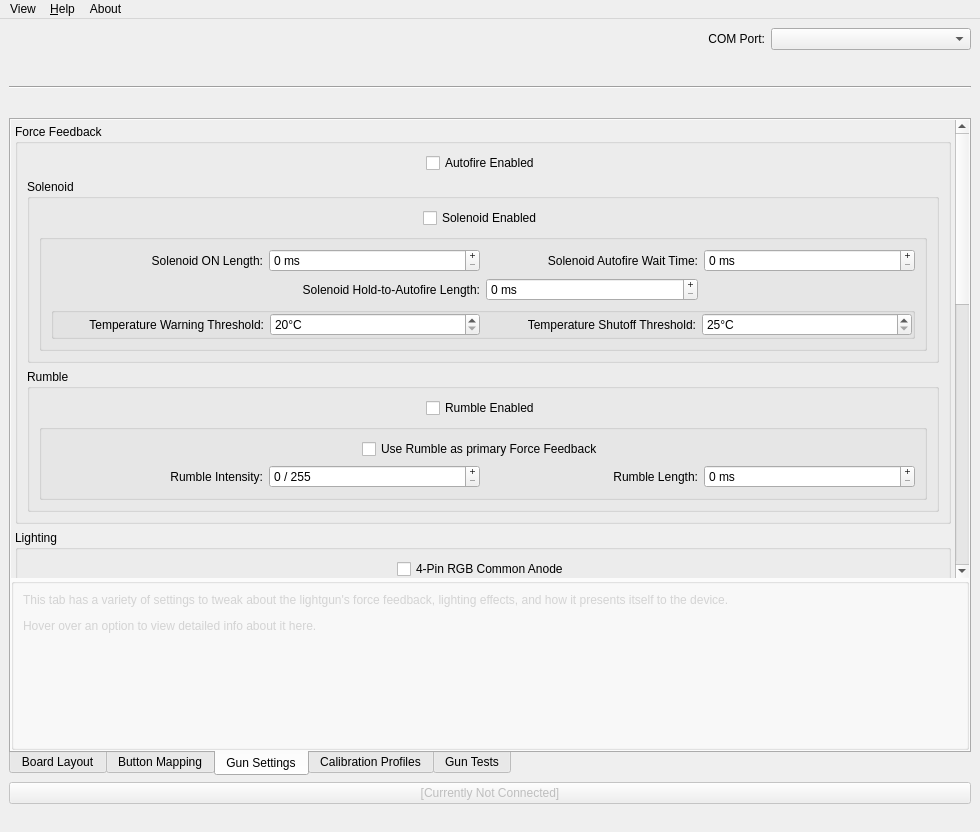
Old version of the form src/appmainwindow.ui in the repository TeamOpenFIRE/OpenFIRE-App.
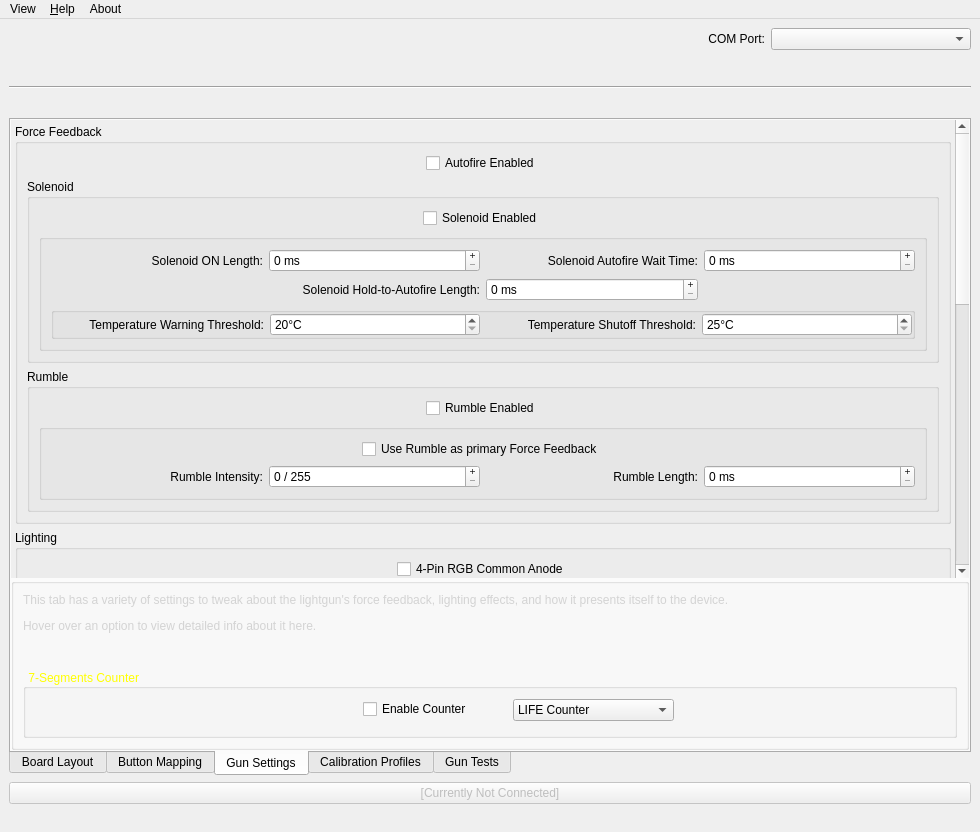
New version of the form. The open tabs and pages were chosen to show the change. Icons and pictures are not drawn.

Commit message: Added Counter section

What changed in the file:
```diff
--- a/src/appmainwindow.ui
+++ b/src/appmainwindow.ui
@@ -1840,6 +1840,51 @@
              </property>
             </widget>
            </item>
+           <item>
+            <widget class="QGroupBox" name="groupBox">
+             <property name="font">
+              <font>
+               <kerning>true</kerning>
+              </font>
+             </property>
+             <property name="title">
+              <string> 7-Segments Counter</string>
+             </property>
+             <widget class="QCheckBox" name="checkCounterEnable">
+              <property name="geometry">
+               <rect>
+                <x>340</x>
+                <y>30</y>
+                <width>111</width>
+                <height>20</height>
+               </rect>
+              </property>
+              <property name="text">
+               <string>Enable Counter</string>
+              </property>
+             </widget>
+             <widget class="QComboBox" name="comboCounterMode">
+              <property name="geometry">
+               <rect>
+                <x>490</x>
+                <y>30</y>
+                <width>161</width>
+                <height>22</height>
+               </rect>
+              </property>
+              <item>
+               <property name="text">
+                <string>LIFE Counter</string>
+               </property>
+              </item>
+              <item>
+               <property name="text">
+                <string>AMNO Counter</string>
+               </property>
+              </item>
+             </widget>
+            </widget>
+           </item>
           </layout>
          </widget>
         </item>
```
Left out of the diff: 320 changed lines with no effect on the pictures.
